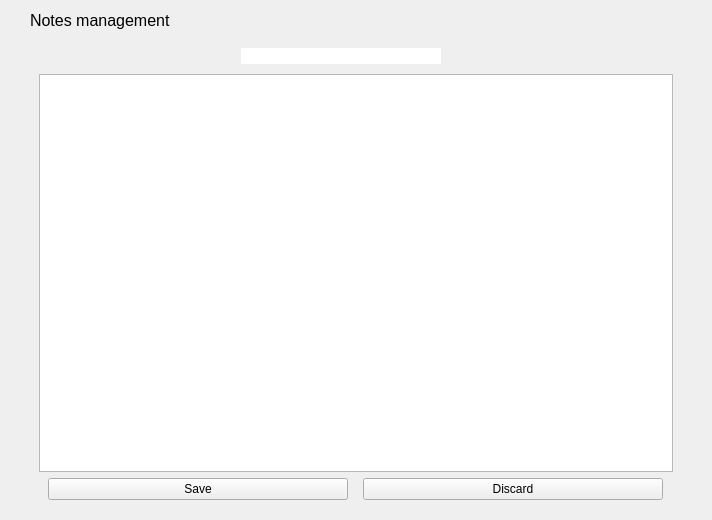
Above: src/NotesManagement.ui from mooltipass/moolticute before the change. Below: the same form after it.
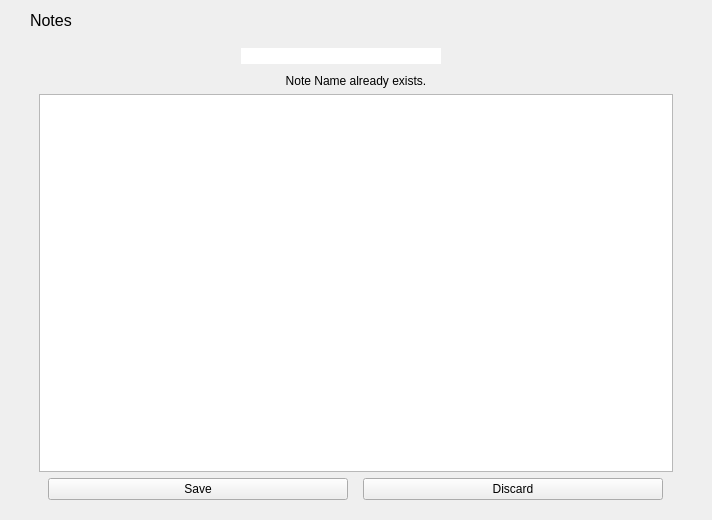
That is the form after the change. The open tabs and pages were chosen to show the change.

Commit message: [BLE] Finish create new note and display device action required for accessing and creating note

```diff
--- a/src/NotesManagement.ui
+++ b/src/NotesManagement.ui
@@ -43,7 +43,7 @@
       </font>
      </property>
      <property name="text">
-      <string>Notes management</string>
+      <string>Notes</string>
      </property>
      <property name="class" stdset="0">
       <string>FrameTitle</string>
@@ -180,6 +180,16 @@
          </item>
         </layout>
        </item>
+       <item>
+        <widget class="QLabel" name="labelError">
+         <property name="text">
+          <string>Note Name already exists.</string>
+         </property>
+         <property name="alignment">
+          <set>Qt::AlignCenter</set>
+         </property>
+        </widget>
+       </item>
        <item>
         <widget class="QPlainTextEdit" name="textEditNote"/>
        </item>
```
Left out of the diff: 8 changed lines with no effect on the pictures. The commit also changes 6 other files.
